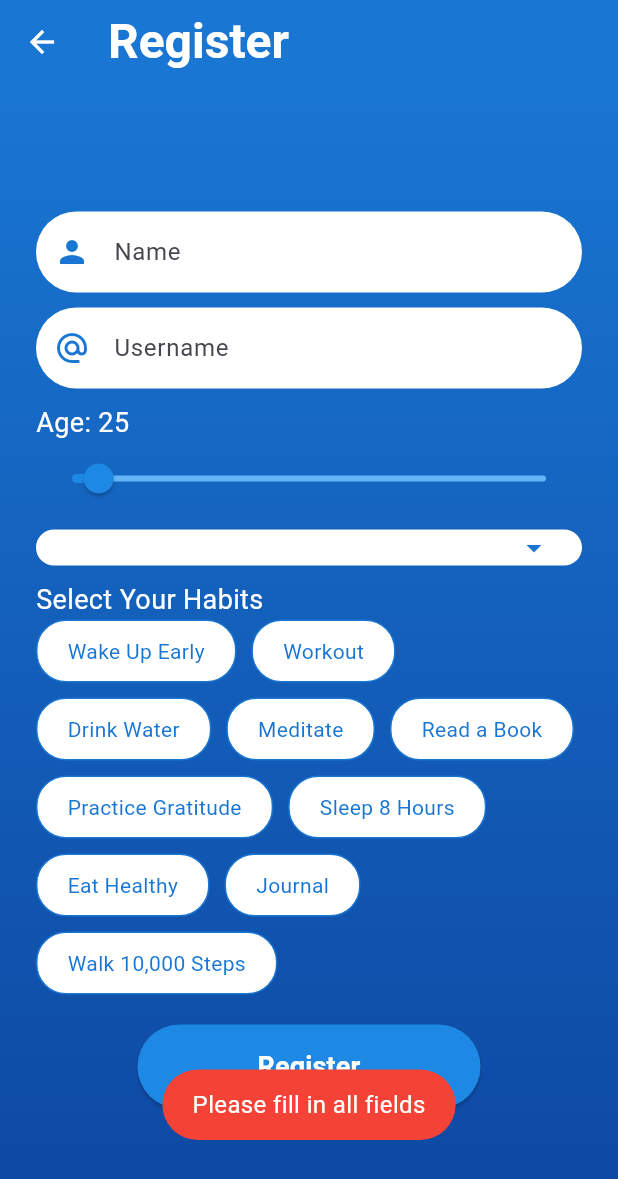
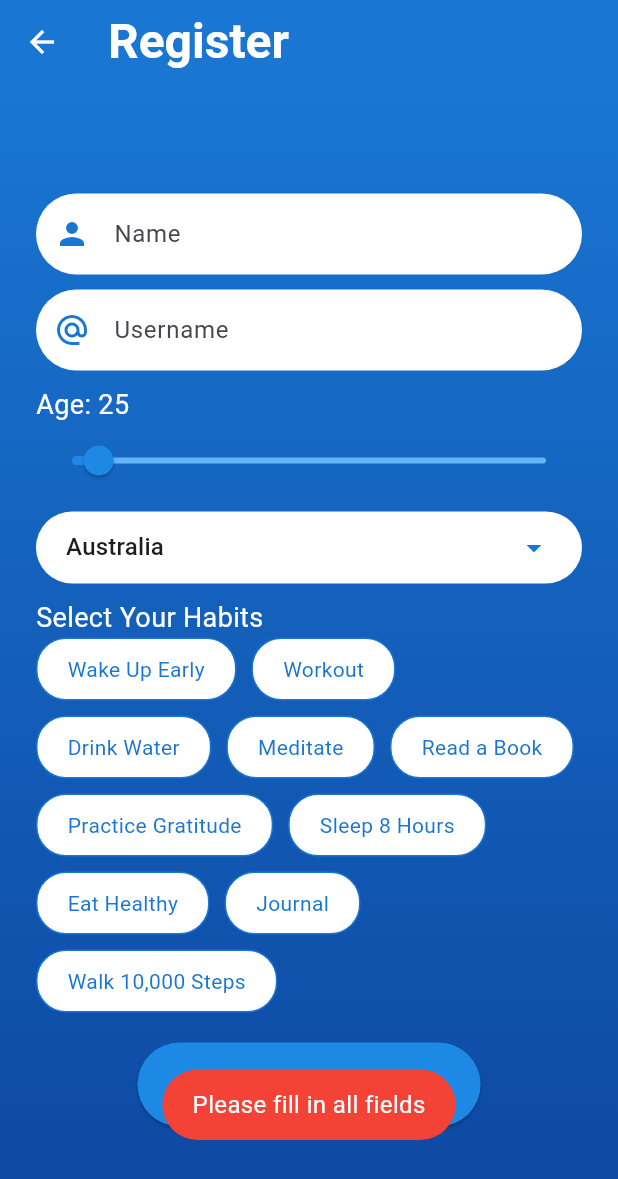
Before and after one commit to Edembf/habit_tracker, a Flutter app: the RegisterScreen screen opened directly, after a tap on "Register", on a phone screen of 412 x 824 dp. Shown: the top 1179 px of the screen. Run offline on Flutter 3.47's test engine with Material 3 defaults, Android fonts, the phone set to English and light mode, and no system bars; our stand-ins replace fluttertoast, shared_preferences; accounts and stored records are empty.

Commit message:
add home screen, update login and register pages

```diff
--- a/lib/register_screen.dart
+++ b/lib/register_screen.dart
@@ -1,15 +1,12 @@
-import 'dart:convert';
-import 'dart:math';
-
 import 'package:flutter/material.dart';
 import 'package:fluttertoast/fluttertoast.dart';
-import 'package:shared_preferences/shared_preferences.dart';
 
-import 'country_list.dart';
 import 'habit_tracker_screen.dart';
 import 'login_screen.dart';
 
 class RegisterScreen extends StatefulWidget {
+  const RegisterScreen({super.key});
+
   @override
   _RegisterScreenState createState() => _RegisterScreenState();
 }
@@ -31,35 +28,35 @@ class _RegisterScreenState extends State<RegisterScreen> {
     'Sleep 8 Hours',
     'Eat Healthy',
     'Journal',
-    'Walk 10,000 Steps'
+    'Walk 10,000 Steps',
   ];
-  final Map<String, Color> _habitColors = {
-    'Amber': Colors.amber,
-    'Red Accent': Colors.redAccent,
-    'Light Blue': Colors.lightBlue,
-    'Light Green': Colors.lightGreen,
-    'Purple Accent': Colors.purpleAccent,
-    'Orange': Colors.orange,
-    'Teal': Colors.teal,
-    'Deep Purple': Colors.deepPurple,
-  };
 
   @override
   void initState() {
     super.initState();
-    _loadCountries();
+    _fetchCountries();
   }
 
-  Future<void> _loadCountries() async {
-    try {
-      List<String> countries = await fetchCountries();
-      setState(() {
-        _countries = countries;
-      });
-    } catch (e) {
-      // Handle error
-      _showToast('Error fetching countries');
-    }
+  Future<void> _fetchCountries() async {
+    List<String> subsetCountries = [
+      'United States',
+      'Canada',
+      'United Kingdom',
+      'Australia',
+      'India',
+      'Germany',
+      'France',
+      'Japan',
+      'China',
+      'Brazil',
+      'South Africa',
+    ];
+
+    setState(() {
+      _countries = subsetCountries;
+      _countries.sort();
+      _country = _countries.isNotEmpty ? _countries[0] : 'United States';
+    });
   }
 
   void _showToast(String message) {
@@ -82,26 +79,6 @@ class _RegisterScreenState extends State<RegisterScreen> {
       return;
     }
 
-    SharedPreferences prefs = await SharedPreferences.getInstance();
-
-    // Assign random colors to selected habits.
-    Map<String, String> selectedHabitsMap = {};
-    final random = Random();
-    final colorKeys = _habitColors.keys.toList();
-    for (var habit in selectedHabits) {
-      var randomColor =
-          _habitColors[colorKeys[random.nextInt(colorKeys.length)]]!;
-      selectedHabitsMap[habit] = randomColor.value.toRadixString(16);
-    }
-
-    // Save user information and habits to shared preferences.
-    await prefs.setString('name', name);
-    await prefs.setString('username', username);
-    await prefs.setDouble('age', _age);
-    await prefs.setString('country', _country);
-    await prefs.setString('selectedHabitsMap', jsonEncode(selectedHabitsMap));
-    // await prefs.setStringList('selectedHabits', selectedHabits);
-
     Navigator.pushReplacement(
       context,
       MaterialPageRoute(
@@ -110,22 +87,12 @@ class _RegisterScreenState extends State<RegisterScreen> {
     );
   }
 
-  void _toggleHabitSelection(String habit) {
-    setState(() {
-      if (selectedHabits.contains(habit)) {
-        selectedHabits.remove(habit);
-      } else {
-        selectedHabits.add(habit);
-      }
-    });
-  }
-
   @override
   Widget build(BuildContext context) {
     return Scaffold(
       appBar: AppBar(
         backgroundColor: Colors.blue.shade700,
-        title: Text(
+        title: const Text(
           'Register',
           style: TextStyle(
             fontSize: 32,
@@ -134,7 +101,7 @@ class _RegisterScreenState extends State<RegisterScreen> {
           ),
         ),
         leading: IconButton(
-          icon: Icon(Icons.arrow_back, color: Colors.white),
+          icon: const Icon(Icons.arrow_back, color: Colors.white),
           onPressed: () {
             Navigator.pushReplacement(
               context,
@@ -153,18 +120,25 @@ class _RegisterScreenState extends State<RegisterScreen> {
         ),
         child: Center(
           child: SingleChildScrollView(
-            padding:
-                const EdgeInsets.symmetric(horizontal: 24.0, vertical: 8.0),
+            padding: const EdgeInsets.symmetric(
+              horizontal: 24.0,
+              vertical: 8.0,
+            ),
             child: Column(
               crossAxisAlignment: CrossAxisAlignment.start,
               children: [
                 _buildInputField(_nameController, 'Name', Icons.person),
-                SizedBox(height: 10),
+                const SizedBox(height: 10),
                 _buildInputField(
-                    _usernameController, 'Username', Icons.alternate_email),
-                SizedBox(height: 10),
-                Text('Age: ${_age.round()}',
-                    style: TextStyle(color: Colors.white, fontSize: 18)),
+                  _usernameController,
+                  'Username',
+                  Icons.alternate_email,
+                ),
+                const SizedBox(height: 10),
+                Text(
+                  'Age: ${_age.round()}',
+                  style: const TextStyle(color: Colors.white, fontSize: 18),
+                ),
                 Slider(
                   value: _age,
                   min: 21,
@@ -178,24 +152,29 @@ class _RegisterScreenState extends State<RegisterScreen> {
                     });
                   },
                 ),
-                SizedBox(height: 10),
+                const SizedBox(height: 10),
                 _buildCountryDropdown(),
-                SizedBox(height: 10),
-                Text('Select Your Habits',
-                    style: TextStyle(color: Colors.white, fontSize: 18)),
+                const SizedBox(height: 10),
+                const Text(
+                  'Select Your Habits',
+                  style: TextStyle(color: Colors.white, fontSize: 18),
+                ),
                 Wrap(
                   spacing: 10,
                   runSpacing: 10,
                   children: availableHabits.map((habit) {
                     final isSelected = selectedHabits.contains(habit);
                     return GestureDetector(
-                      onTap: () => _toggleHabitSelection(habit),
+                      onTap: () => null,
                       child: Container(
-                        padding:
-                            EdgeInsets.symmetric(horizontal: 20, vertical: 10),
+                        padding: const EdgeInsets.symmetric(
+                          horizontal: 20,
+                          vertical: 10,
+                        ),
                         decoration: BoxDecoration(
-                          color:
-                              isSelected ? Colors.blue.shade600 : Colors.white,
+                          color: isSelected
+                              ? Colors.blue.shade600
+                              : Colors.white,
                           borderRadius: BorderRadius.circular(20),
                           border: Border.all(color: Colors.blue.shade700),
                         ),
@@ -211,7 +190,7 @@ class _RegisterScreenState extends State<RegisterScreen> {
                     );
                   }).toList(),
                 ),
-                SizedBox(height: 20),
+                const SizedBox(height: 20),
                 Center(
                   child: ElevatedButton(
                     onPressed: _register,
@@ -220,10 +199,12 @@ class _RegisterScreenState extends State<RegisterScreen> {
                       shape: RoundedRectangleBorder(
                         borderRadius: BorderRadius.circular(30.0),
                       ),
-                      padding:
-                          EdgeInsets.symmetric(horizontal: 80, vertical: 15),
+                      padding: const EdgeInsets.symmetric(
+                        horizontal: 80,
+                        vertical: 15,
+                      ),
                     ),
-                    child: Text(
+                    child: const Text(
                       'Register',
                       style: TextStyle(
                         fontSize: 18,
@@ -242,7 +223,10 @@ class _RegisterScreenState extends State<RegisterScreen> {
   }
 
   Widget _buildInputField(
-      TextEditingController controller, String hint, IconData icon) {
+    TextEditingController controller,
+    String hint,
+    IconData icon,
+  ) {
     return Container(
       decoration: BoxDecoration(
         color: Colors.white,
@@ -254,7 +238,10 @@ class _RegisterScreenState extends State<RegisterScreen> {
           prefixIcon: Icon(icon, color: Colors.blue.shade700),
           hintText: hint,
           border: InputBorder.none,
-          contentPadding: EdgeInsets.symmetric(horizontal: 20, vertical: 15),
+          contentPadding: const EdgeInsets.symmetric(
+            horizontal: 20,
+            vertical: 15,
+          ),
         ),
       ),
     );
@@ -262,7 +249,7 @@ class _RegisterScreenState extends State<RegisterScreen> {
 
   Widget _buildCountryDropdown() {
     return Container(
-      padding: EdgeInsets.symmetric(horizontal: 20),
+      padding: const EdgeInsets.symmetric(horizontal: 20),
       decoration: BoxDecoration(
         color: Colors.white,
         borderRadius: BorderRadius.circular(30),
@@ -271,12 +258,9 @@ class _RegisterScreenState extends State<RegisterScreen> {
         value: _country,
         icon: Icon(Icons.arrow_drop_down, color: Colors.blue.shade700),
         isExpanded: true,
-        underline: SizedBox(),
+        underline: const SizedBox(),
         items: _countries.map((String value) {
-          return DropdownMenuItem<String>(
-            value: value,
-            child: Text(value),
-          );
+          return DropdownMenuItem<String>(value: value, child: Text(value));
         }).toList(),
         onChanged: (newValue) {
           setState(() {
```
Also changed, not shown: lib/habit_tracker_screen.dart (+36 -51 lines), lib/login_screen.dart (+41 -46 lines).
